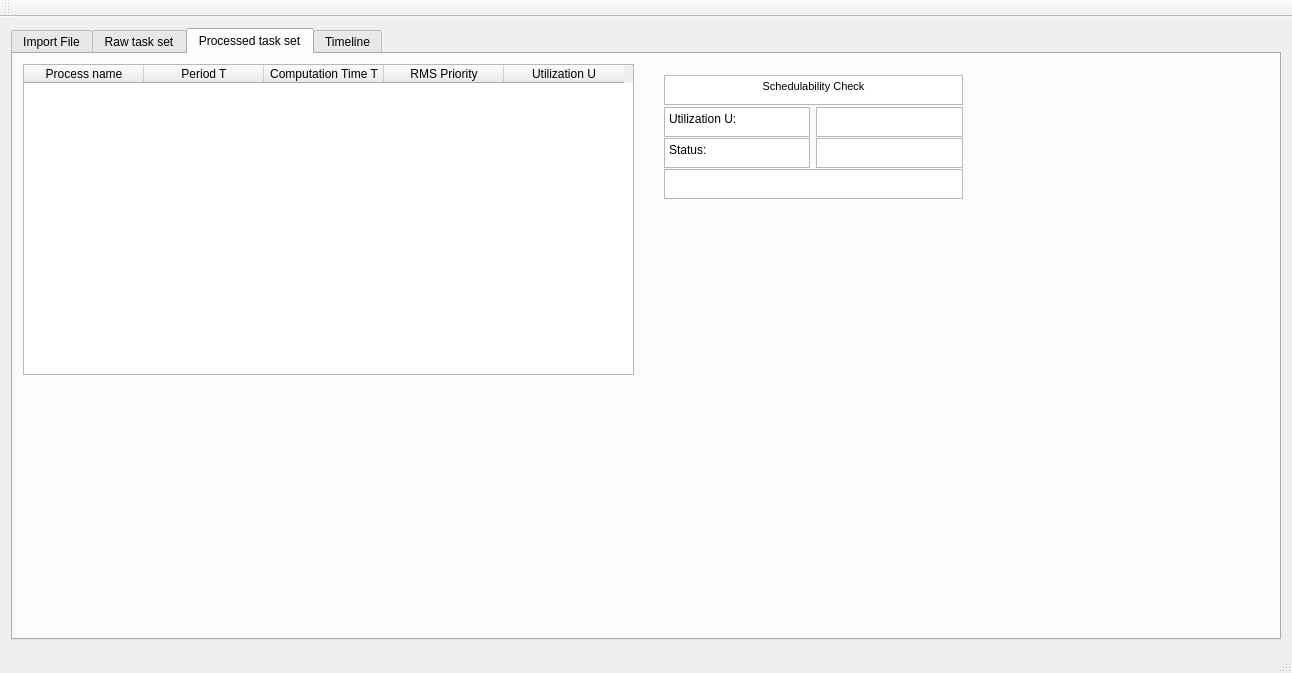
This is RTS_Tool/mainwindow.ui in LukasGiesler/RTS_Tool as Qt 5 draws it before an edit. The edited form follows.
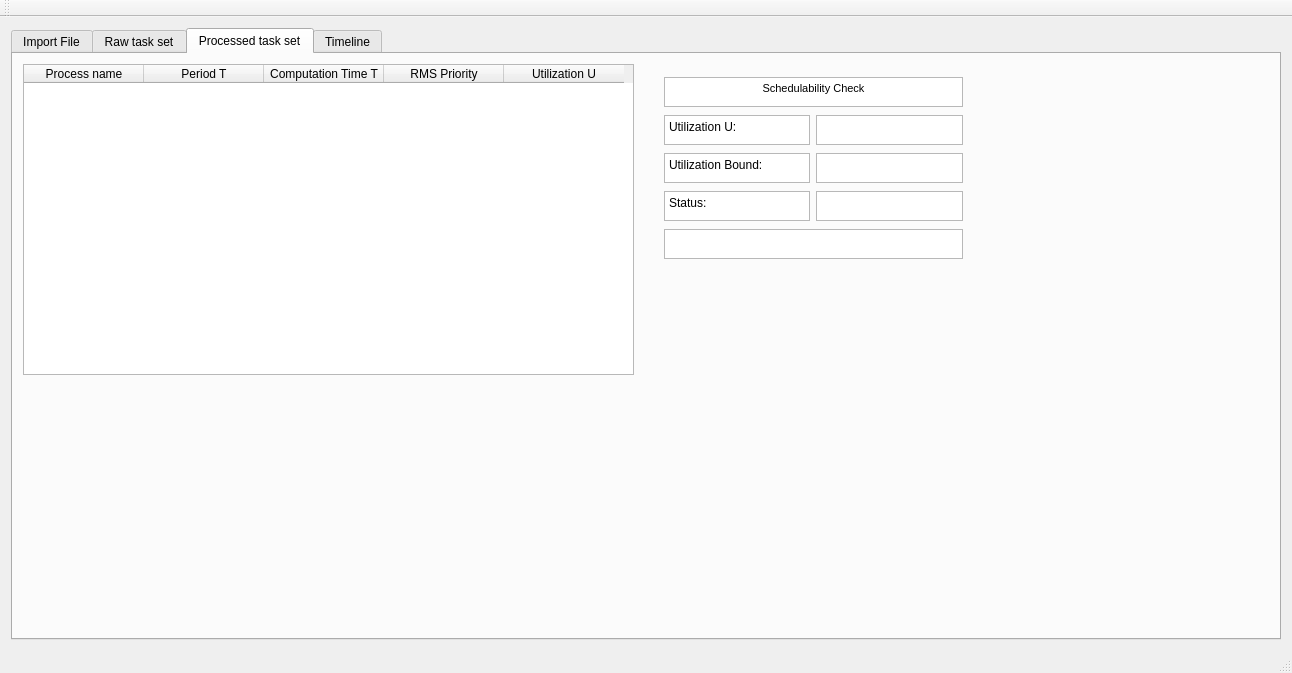
This is the edited form. The open tabs and pages were chosen to show the change.

What changed in the file:
```diff
--- a/RTS_Tool/mainwindow.ui
+++ b/RTS_Tool/mainwindow.ui
@@ -252,7 +252,7 @@
           <x>640</x>
           <y>10</y>
           <width>321</width>
-          <height>141</height>
+          <height>211</height>
          </rect>
         </property>
         <layout class="QGridLayout" name="gridLayout">
@@ -297,7 +297,7 @@
            </property>
           </widget>
          </item>
-         <item row="2" column="1">
+         <item row="3" column="1">
           <widget class="QPlainTextEdit" name="schedulabilityStatusText">
            <property name="minimumSize">
             <size>
@@ -316,7 +316,26 @@
            </property>
           </widget>
          </item>
-         <item row="2" column="0">
+         <item row="1" column="1">
+          <widget class="QPlainTextEdit" name="utilizationUText">
+           <property name="minimumSize">
+            <size>
+             <width>0</width>
+             <height>30</height>
+            </size>
+           </property>
+           <property name="maximumSize">
+            <size>
+             <width>16777215</width>
+             <height>30</height>
+            </size>
+           </property>
+           <property name="readOnly">
+            <bool>true</bool>
+           </property>
+          </widget>
+         </item>
+         <item row="3" column="0">
           <widget class="QPlainTextEdit" name="plainTextEdit_4">
            <property name="minimumSize">
             <size>
@@ -338,7 +357,7 @@
            </property>
           </widget>
          </item>
-         <item row="3" column="0" colspan="2">
+         <item row="4" column="0" colspan="2">
           <widget class="QPlainTextEdit" name="laylandCalculationText">
            <property name="minimumSize">
             <size>
@@ -380,6 +399,47 @@
            </property>
           </widget>
          </item>
+         <item row="2" column="0">
+          <widget class="QPlainTextEdit" name="plainTextEdit_3">
+           <property name="minimumSize">
+            <size>
+             <width>0</width>
+             <height>30</height>
+            </size>
+           </property>
+           <property name="maximumSize">
+            <size>
+             <width>16777215</width>
+             <height>30</height>
+            </size>
+           </property>
+           <property name="readOnly">
+            <bool>true</bool>
+           </property>
+           <property name="plainText">
+            <string>Utilization Bound:</string>
+           </property>
+          </widget>
+         </item>
+         <item row="2" column="1">
+          <widget class="QPlainTextEdit" name="utilizationBound">
+           <property name="minimumSize">
+            <size>
+             <width>0</width>
+             <height>30</height>
+            </size>
+           </property>
+           <property name="maximumSize">
+            <size>
+             <width>16777215</width>
+             <height>30</height>
+            </size>
+           </property>
+           <property name="readOnly">
+            <bool>true</bool>
+           </property>
+          </widget>
+         </item>
         </layout>
        </widget>
       </widget>
```
Left out of the diff: 29 changed lines with no effect on the pictures.
